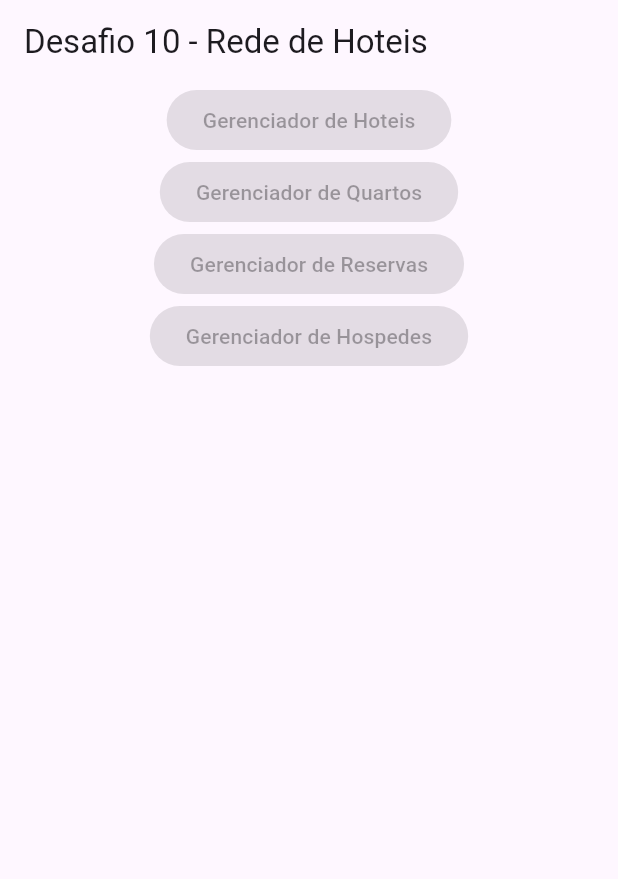
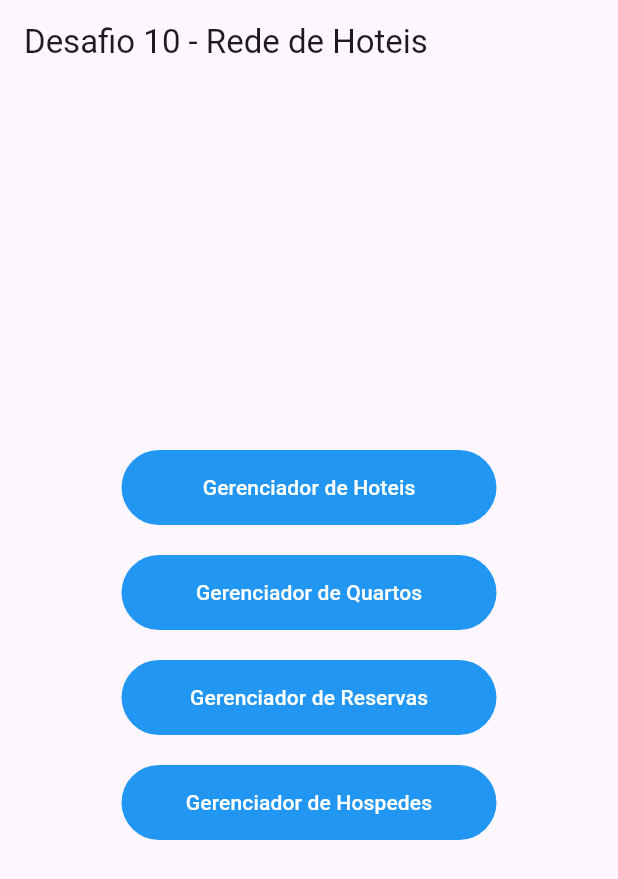
Before and after one commit to gabrielestefono/curso_dart, a Flutter app: the screen it shows after launch, on a phone screen of 412 x 824 dp. Shown: the top 879 px of the screen. Run offline on Flutter 3.47's test engine with Material 3 defaults, Android fonts, the phone set to English and light mode, and no system bars; missing offline and left inert: dart:html.

Commit message:
Desafio Diário - 10º Dia - Finalizando primeira tela

```diff
--- a/desafio_diario/rede_hoteis_10/lib/pages/pagina_inicial.dart
+++ b/desafio_diario/rede_hoteis_10/lib/pages/pagina_inicial.dart
@@ -17,11 +17,73 @@ class PaginaInicial extends StatelessWidget{
           title: const Text('Desafio 10 - Rede de Hoteis'),
         ),
         body: Center(
-          child: Column(children: [
-            ElevatedButton(onPressed: onPressed(), child: const Text("Gerenciador de Hoteis")),
-            ElevatedButton(onPressed: onPressed(), child: const Text("Gerenciador de Quartos")),
-            ElevatedButton(onPressed: onPressed(), child: const Text("Gerenciador de Reservas")),
-            ElevatedButton(onPressed: onPressed(), child: const Text("Gerenciador de Hospedes")),
+          child: Column(
+            mainAxisAlignment: MainAxisAlignment.center,
+            children: [
+            Container(
+              margin: const EdgeInsets.only(bottom: 20),
+              child: ElevatedButton(
+                style: ButtonStyle(
+                  backgroundColor: MaterialStateProperty.all<Color>(Colors.blue),
+                  minimumSize: MaterialStateProperty.all<Size>(const Size(250, 50)),
+                ),
+                onPressed: onPressed(),
+                child: const Text(
+                  style: TextStyle(
+                    color: Color(0xFFFFFFFF)
+                  ),
+                  "Gerenciador de Hoteis"
+                )
+              ),
+            ),
+            Container(
+              margin: const EdgeInsets.only(bottom: 20),
+              child: ElevatedButton(
+                style: ButtonStyle(
+                  backgroundColor: MaterialStateProperty.all<Color>(Colors.blue),
+                  minimumSize: MaterialStateProperty.all<Size>(const Size(250, 50)),
+                ),
+                onPressed: onPressed(),
+                child: const Text(
+                  style: TextStyle(
+                    color: Color(0xFFFFFFFF)
+                  ),
+                  "Gerenciador de Quartos"
+                )
+              ),
+            ),
+            Container(
+              margin: const EdgeInsets.only(bottom: 20),
+              child: ElevatedButton(
+                style: ButtonStyle(
+                  backgroundColor: MaterialStateProperty.all<Color>(Colors.blue),
+                  minimumSize: MaterialStateProperty.all<Size>(const Size(250, 50)),
+                ),
+                onPressed: onPressed(),
+                child: const Text(
+                  style: TextStyle(
+                    color: Color(0xFFFFFFFF)
+                  ),
+                  "Gerenciador de Reservas"
+                )
+              ),
+            ),
+            Container(
+              margin: const EdgeInsets.only(bottom: 20),
+              child: ElevatedButton(
+                style: ButtonStyle(
+                  backgroundColor: MaterialStateProperty.all<Color>(Colors.blue),
+                  minimumSize: MaterialStateProperty.all<Size>(const Size(250, 50)),
+                ),
+                onPressed: onPressed(),
+                child: const Text(
+                  style: TextStyle(
+                    color: Color(0xFFFFFFFF)
+                  ),
+                  "Gerenciador de Hospedes"
+                )
+              ),
+            ),
           ]),
         ),
       ),
```
